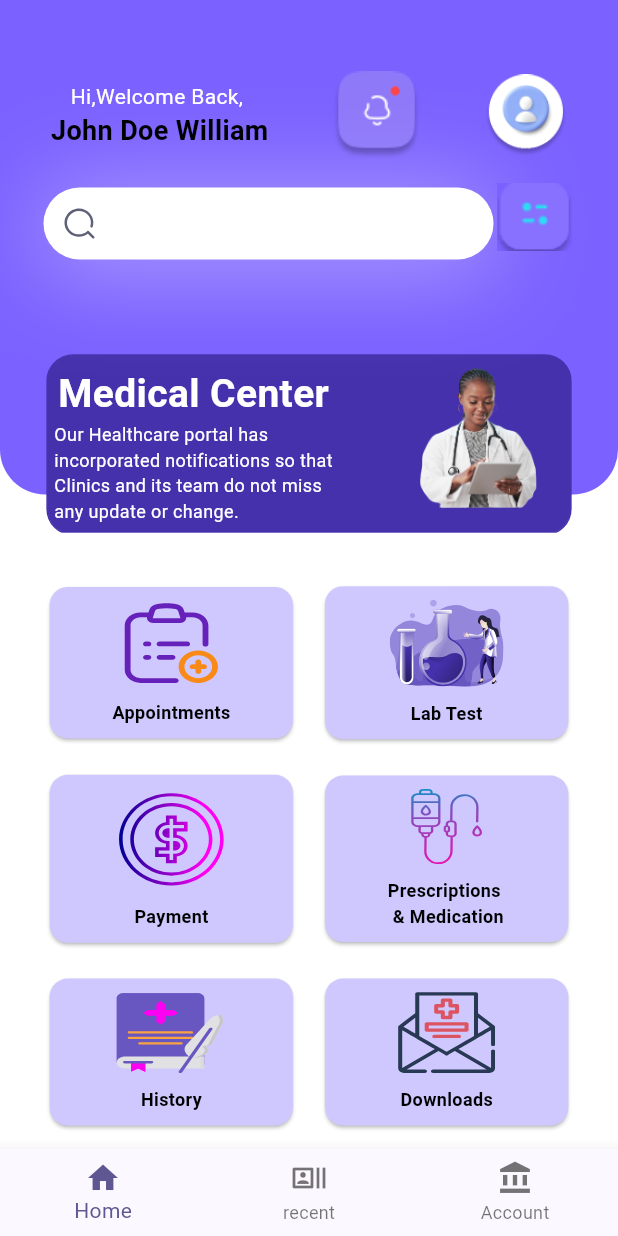
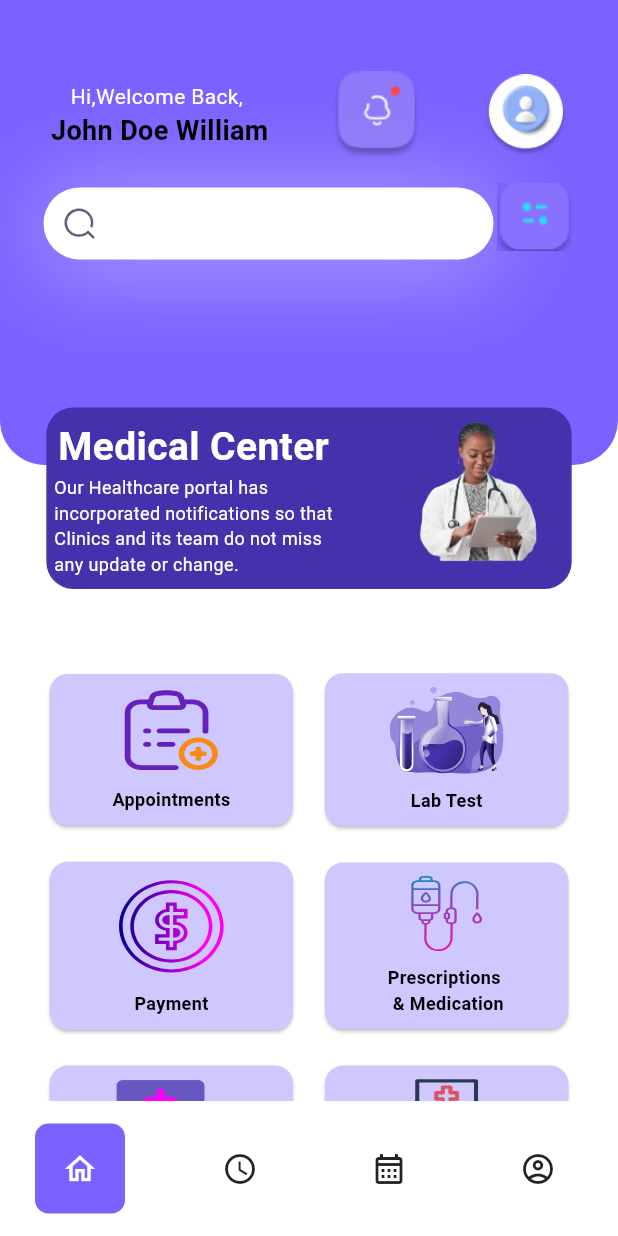
Before and after one commit to Nde-Dilan/hospital-managment-app, a Flutter app: the screen it shows after launch, on a phone screen of 412 x 824 dp. Run offline on Flutter 3.47's test engine with Material 3 defaults, Android fonts, the phone set to English and light mode, and no system bars; our stand-ins replace flutter_svg, go_router.

Commit message:
Adding the complete bottomNavBar and the ui for the profile, next different section of profile

```diff
--- a/lib/screens/home_page.dart
+++ b/lib/screens/home_page.dart
@@ -1,5 +1,6 @@
 import 'package:flutter/material.dart';
 import 'package:hospital_managment_app/styles/palette.dart';
+import 'package:hospital_managment_app/widgets/bottom_nav_bar.dart';
 import 'package:hospital_managment_app/widgets/category.dart';
 import 'package:hospital_managment_app/widgets/search_input.dart';
 import 'package:hospital_managment_app/widgets/hero_text.dart';
@@ -24,14 +25,18 @@ class HomePage extends StatelessWidget {
     return Scaffold(
       resizeToAvoidBottomInset: false,
       backgroundColor: palette.trueWhite,
-      body: ResponsiveScreen(
+      body: SingleChildScrollView(
+        child: SizedBox(
+          width: screenWidth,
+          height: screenHeight,
+          child: ResponsiveScreen(
             squarishMainArea: Stack(
               clipBehavior: Clip.none,
               alignment: AlignmentDirectional.topCenter,
               children: [
                 Container(
                   width: screenWidth,
-              height: screenHeight / 2.5,
+                  height: 310,
                   decoration: BoxDecoration(
                     shape: BoxShape.rectangle,
                     color: palette.violet,
@@ -41,7 +46,7 @@ class HomePage extends StatelessWidget {
                   ),
                 ),
                 Positioned(
-              bottom: -2.0,
+                  bottom: 40.50,
                   child: Container(
                     width: screenWidth * 0.85,
                     height: 121,
@@ -67,7 +72,8 @@ class HomePage extends StatelessWidget {
                                 Text(
                                   "Medical Center",
                                   style: TextStyle(
-                                  fontWeight: FontWeight.bold, fontSize: 26),
+                                      fontWeight: FontWeight.bold,
+                                      fontSize: 26),
                                 ),
                                 Text(
                                   " Our Healthcare portal has \n incorporated notifications so that \n Clinics and its team do not miss \n any update or change.",
@@ -95,9 +101,6 @@ class HomePage extends StatelessWidget {
                   color: palette.trueWhite,
                   child: const Column(
                     children: [
-                  SizedBox(
-                    height: 20,
-                  ),
                       Row(
                         mainAxisAlignment: MainAxisAlignment.spaceEvenly,
                         children: [
@@ -149,12 +152,10 @@ class HomePage extends StatelessWidget {
               },
             ),
           ),
-      bottomNavigationBar: BottomNavigationBar(
-        items: const [
-           BottomNavigationBarItem(icon: Icon(Icons.home),label: "Home"),
-           BottomNavigationBarItem(icon: Icon(Icons.recent_actors_outlined),label: "recent"),
-           BottomNavigationBarItem(icon: Icon(Icons.account_balance),label: "Account"),
-          ],
+        ),
+      ),
+      bottomNavigationBar: const CustomBottomNavBar(
+        page: 0,
       ),
     );
   }
--- a/lib/screens/profile/profile.dart
+++ b/lib/screens/profile/profile.dart
@@ -89,7 +89,7 @@ class ProfileScreen extends StatelessWidget {
               );
             }),
       ])),
-      bottomNavigationBar: const CustomBottomNavBar(),
+      bottomNavigationBar: const CustomBottomNavBar(page: 3,),
     );
   }
 }
```
Also changed, not shown: lib/widgets/bottom_nav_bar.dart (+9 -18 lines). Lines whose indentation alone changed are shown as unchanged.
